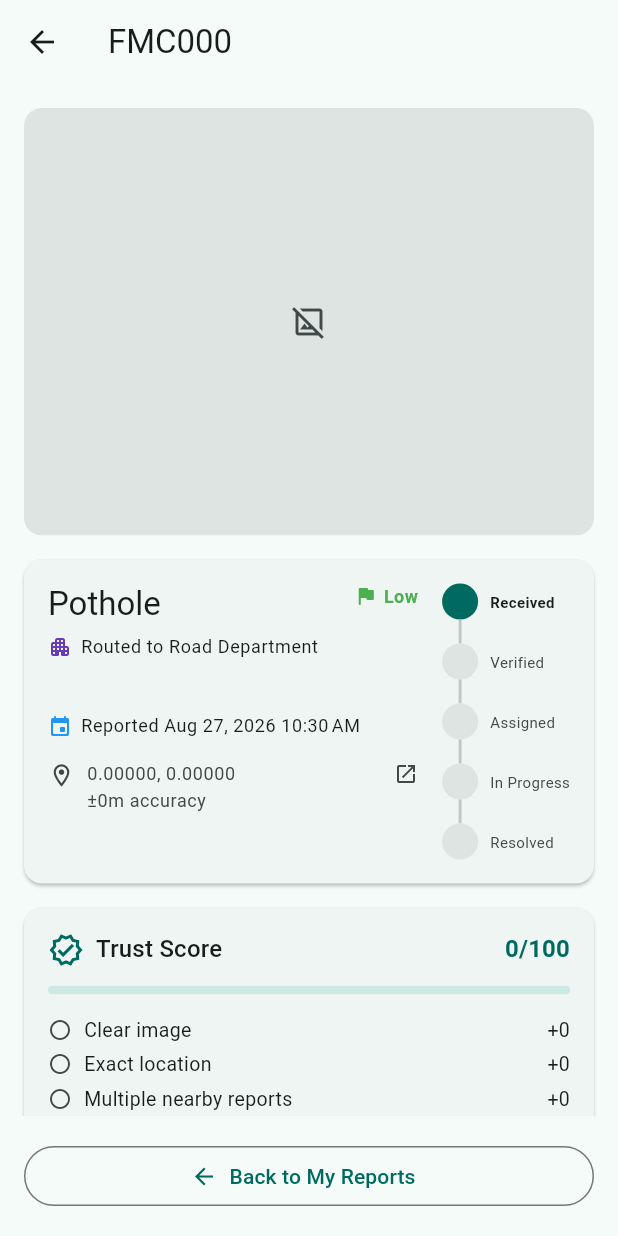
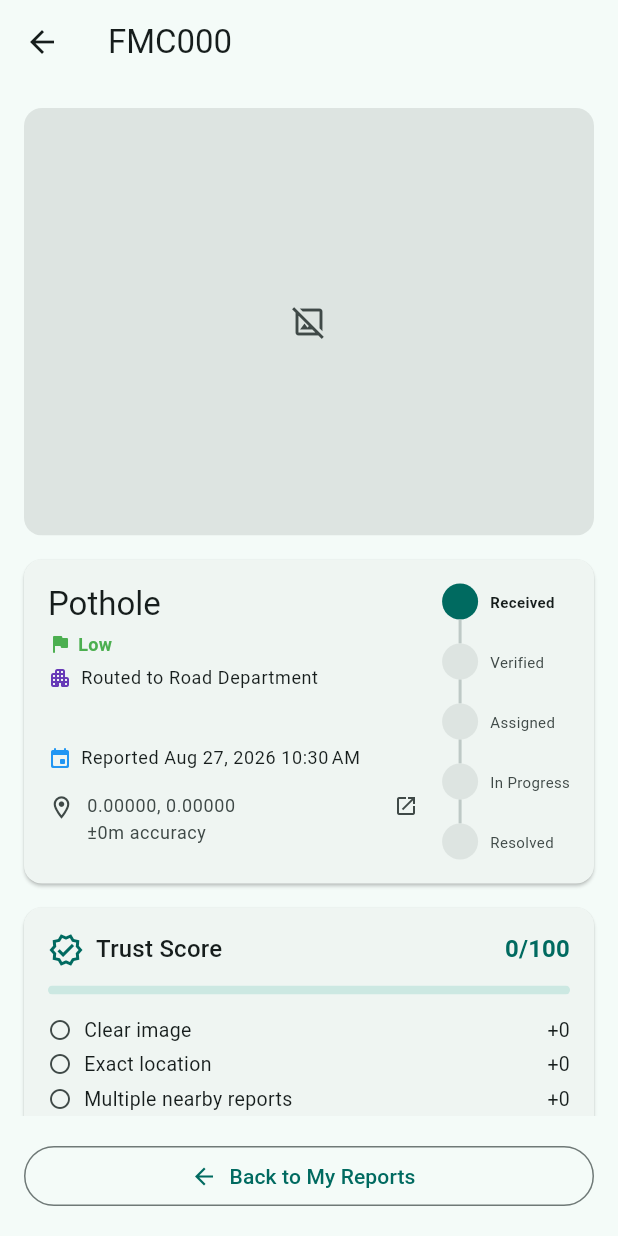
Before and after one commit to nilu-mukherjee/fixmycity, a Flutter app: the TicketDetailScreen screen opened directly with empty values, on a phone screen of 412 x 824 dp. Run offline on Flutter 3.47's test engine with Material 3 defaults, Android fonts, the phone set to English and light mode, and no system bars; our stand-ins replace camera, geocoding, geolocator, google_sign_in, shared_preferences; missing offline and left inert: object_detection; accounts and stored records are empty.

Commit message:
Fix detail-page title breaking mid-word ("Footpat"/"h")
Verified on-device: the two-column layout (left content vs. vertical
status tracker) left too little width for the title while it also
shared a row with the severity chip, so "Footpath" hard-broke
mid-word. Give the title its own full-width line with maxLines/
ellipsis as a safety net, chip on the line below.

Co-Authored-By: Claude Sonnet 5 <noreply@anthropic.com>
Claude-Session: https://claude.ai/code/session_01UXj9K19bc8fF8BJ7bc1C1n

```diff
--- a/android_app/lib/screens/ticket_detail_screen.dart
+++ b/android_app/lib/screens/ticket_detail_screen.dart
@@ -53,19 +53,19 @@ class TicketDetailScreen extends StatelessWidget {
                     child: Column(
                       crossAxisAlignment: CrossAxisAlignment.start,
                       children: [
-                        Row(
-                          crossAxisAlignment: CrossAxisAlignment.start,
-                          children: [
-                            Expanded(
-                              child: Text(
-                                ticket.category.label,
-                                style: Theme.of(context).textTheme.titleLarge,
-                              ),
-                            ),
-                            const SizedBox(width: 8),
-                            SeverityChip(severity: ticket.severity),
-                          ],
+                        // Full-width line for the title — sharing a Row
+                        // with the chip left too little room once this
+                        // column also had to share space with the vertical
+                        // status tracker, causing "Footpath" to break
+                        // mid-word ("Footpat"/"h").
+                        Text(
+                          ticket.category.label,
+                          style: Theme.of(context).textTheme.titleLarge,
+                          maxLines: 2,
+                          overflow: TextOverflow.ellipsis,
                         ),
+                        const SizedBox(height: 4),
+                        SeverityChip(severity: ticket.severity),
                         const SizedBox(height: 6),
                         _MetaLine(
                           icon: Icons.apartment_rounded,
```
